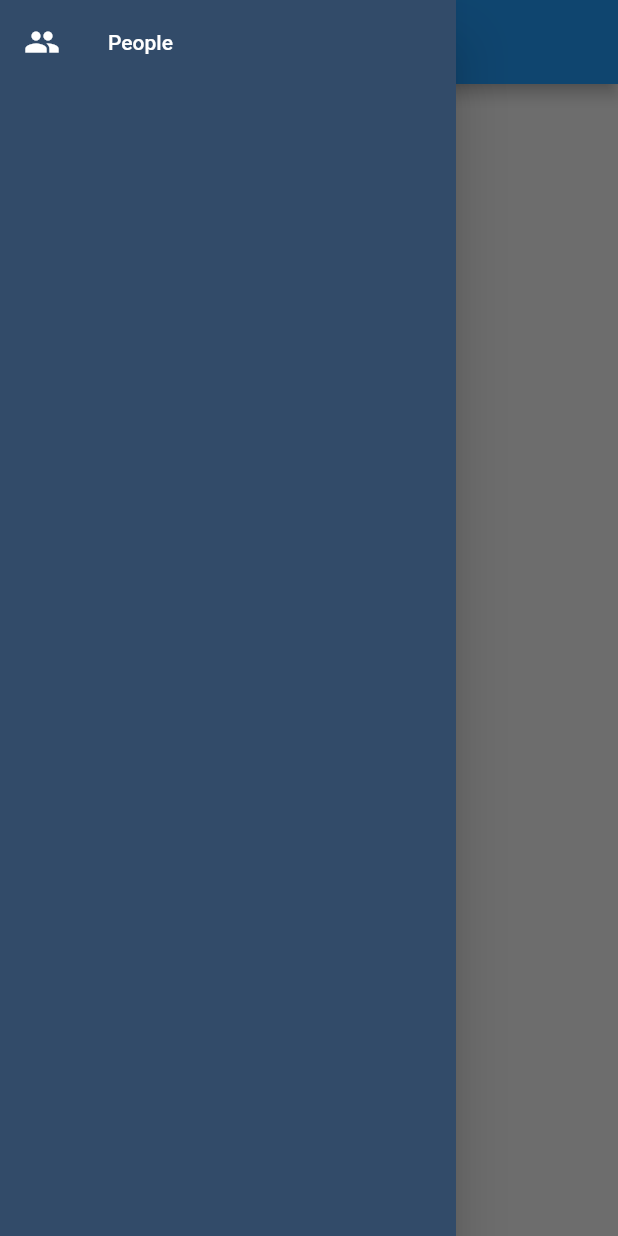
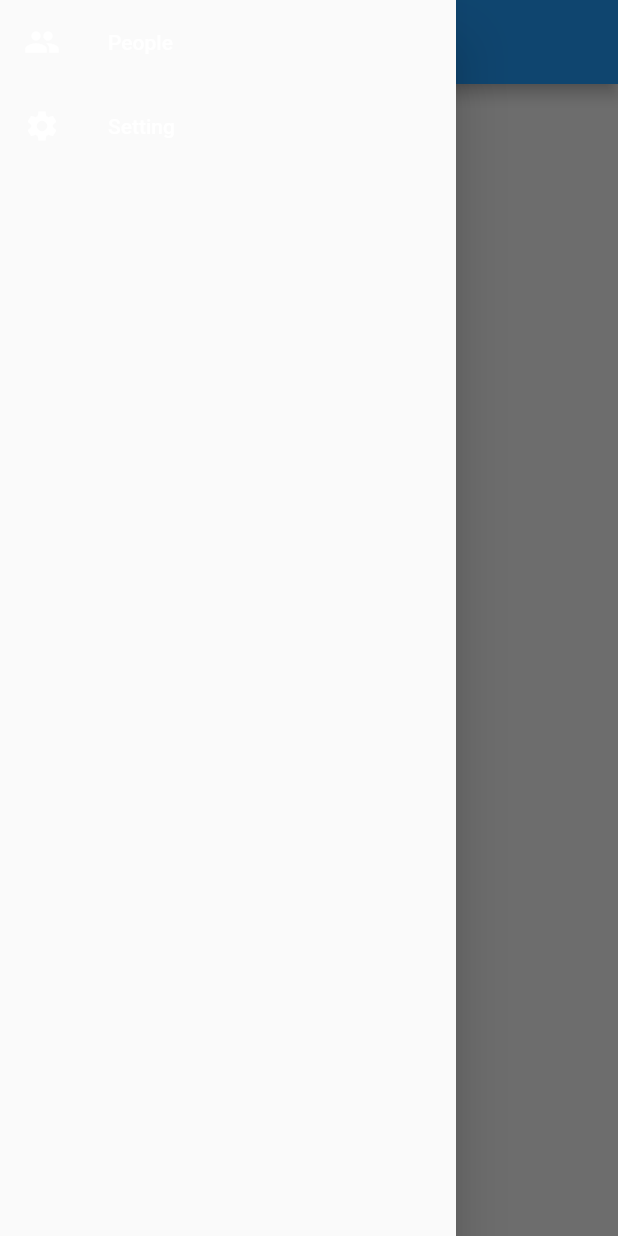
Before and after one commit to nightlan1015297/collegenius, a Flutter app: the screen it shows after launch, with the side drawer open, on a phone screen of 412 x 824 dp. Run offline on Flutter 3.47's test engine with Material 2 defaults, Android fonts, the phone set to English and light mode, and no system bars; our stand-ins replace bloc, equatable, flutter_bloc.

Commit message:
Remove anti pattern code

```diff
--- a/lib/ui/pages/homepage/navigation_drawer_widget.dart
+++ b/lib/ui/pages/homepage/navigation_drawer_widget.dart
@@ -1,31 +1,30 @@
+import 'package:collegenius/ui/pages/homepage/drawer_tile_widget.dart';
 import 'package:flutter/material.dart';
 
 class NavigationDrawer extends StatelessWidget {
   @override
   Widget build(BuildContext context) {
     return Drawer(
-      child: Material(
-        color: Color.fromRGBO(50, 75, 105, 1),
-        child: ListView(
-          children: <Widget>[
-            buildItem(text: "People", icon: Icons.people),
-          ],
-        ),
+      child: Column(
+        children: [
+          Expanded(
+            child: ListView(
+              children: [
+                DrawerTile(
+                  icon: Icons.people,
+                  title: "People",
+                  onTap: () {},
+                ),
+                DrawerTile(
+                  icon: Icons.settings,
+                  title: "Setting",
+                  onTap: () => Navigator.of(context).pushNamed("/setting"),
+                ),
+              ],
+            ),
+          ),
+        ],
       ),
     );
   }
 }
-
-Widget buildItem({required String text, required IconData icon}) {
-  final color = Colors.white;
-  final hoverColor = Colors.white70;
-  return ListTile(
-    leading: Icon(icon, color: color),
-    title: Text(
-      text,
-      style: TextStyle(color: color),
-    ),
-    hoverColor: hoverColor,
-    onTap: () {},
-  );
-}
```
